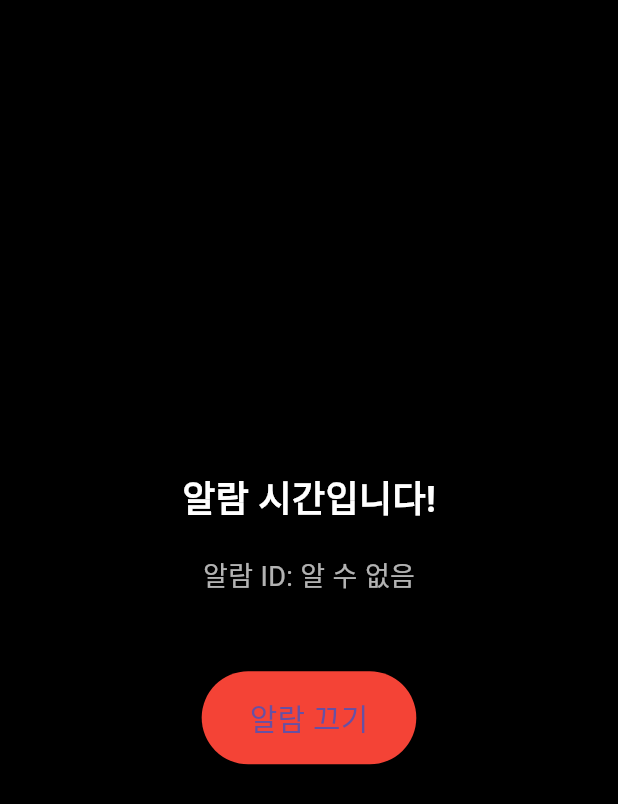
After one commit to S-Soo100/alarm-from-hell, a Flutter app: the AlarmRingPage screen opened by its route, on a phone screen of 412 x 824 dp. The commit adds this screen. Shown: the top 804 px of the screen. Run offline on Flutter 3.47's test engine with Material 3 defaults, Android fonts, the phone set to English and light mode, and no system bars; our stand-ins replace permission_handler; missing offline and left inert: alarm; statements that could not run were skipped.

Commit message:
알람백그라운드 탭 할때 보여주는 exit페이지 테스트 완료

```diff
--- /dev/null
+++ b/lib/ui/alarm_ring_page.dart
@@ -0,0 +1,72 @@
+import 'package:alarm/alarm.dart';
+import 'package:alarm/model/alarm_settings.dart';
+import 'package:flutter/material.dart';
+
+class AlarmRingPage extends StatefulWidget {
+  const AlarmRingPage({Key? key}) : super(key: key);
+
+  @override
+  State<AlarmRingPage> createState() => _AlarmRingPageState();
+}
+
+class _AlarmRingPageState extends State<AlarmRingPage> {
+  AlarmSettings? alarmSettings;
+
+  @override
+  void didChangeDependencies() {
+    super.didChangeDependencies();
+    // arguments로 알람 설정을 받아옵니다
+    final args = ModalRoute.of(context)?.settings.arguments;
+    if (args is AlarmSettings) {
+      alarmSettings = args;
+    }
+  }
+
+  @override
+  Widget build(BuildContext context) {
+    return Scaffold(
+      backgroundColor: Colors.black,
+      body: SafeArea(
+        child: Center(
+          child: Column(
+            mainAxisAlignment: MainAxisAlignment.center,
+            children: [
+              const Text(
+                '알람 시간입니다!',
+                style: TextStyle(
+                  fontSize: 24,
+                  fontWeight: FontWeight.bold,
+                  color: Colors.white,
+                ),
+              ),
+              const SizedBox(height: 20),
+              Text(
+                '알람 ID: ${alarmSettings?.id ?? '알 수 없음'}',
+                style: TextStyle(fontSize: 18, color: Colors.white70),
+              ),
+              const SizedBox(height: 50),
+              ElevatedButton(
+                onPressed: () {
+                  // 알람 중지
+                  if (alarmSettings != null) {
+                    Alarm.stop(alarmSettings!.id);
+                  }
+                  // 페이지 닫기
+                  Navigator.of(context).pop();
+                },
+                style: ElevatedButton.styleFrom(
+                  backgroundColor: Colors.red,
+                  padding: const EdgeInsets.symmetric(
+                    horizontal: 32,
+                    vertical: 16,
+                  ),
+                ),
+                child: const Text('알람 끄기', style: TextStyle(fontSize: 20)),
+              ),
+            ],
+          ),
+        ),
+      ),
+    );
+  }
+}
```
Also changed, not shown: lib/main.dart (+46 -8 lines), lib/ui/test_alarm/test_alarm_page.dart (+7 -4 lines), 2 other files.
